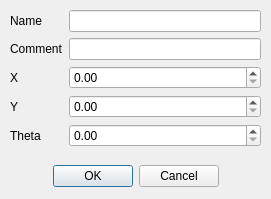
NSLS-II-ISS/isstools, file isstools/dialogs/UpdateSampleInfo.ui: the form before one commit.
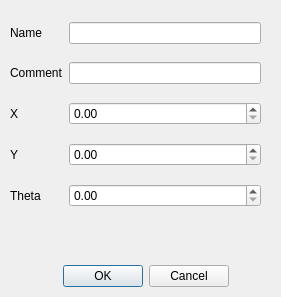
The form after the commit.

Commit message: Sample are now modifiable in batchess

The edit to the form file:
```diff
--- a/isstools/dialogs/UpdateSampleInfo.ui
+++ b/isstools/dialogs/UpdateSampleInfo.ui
@@ -6,8 +6,8 @@
    <rect>
     <x>0</x>
     <y>0</y>
-    <width>271</width>
-    <height>199</height>
+    <width>281</width>
+    <height>297</height>
    </rect>
   </property>
   <property name="windowTitle">
@@ -16,8 +16,8 @@
   <widget class="QDialogButtonBox" name="buttonBox">
    <property name="geometry">
     <rect>
-     <x>10</x>
-     <y>160</y>
+     <x>20</x>
+     <y>260</y>
      <width>251</width>
      <height>32</height>
     </rect>
@@ -38,7 +38,7 @@
      <x>10</x>
      <y>10</y>
      <width>251</width>
-     <height>141</height>
+     <height>211</height>
     </rect>
    </property>
    <layout class="QGridLayout" name="gridLayout">
```
Left out of the diff: 48 changed lines with no effect on the pictures. The commit also changes 3 other files.
